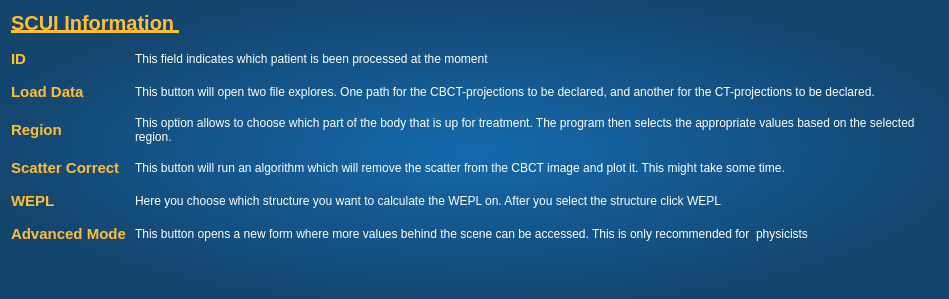
Old version of the form BachelorProjekt/informationwindow.ui in the repository ChristianThingKnudsen/BachelorProject.
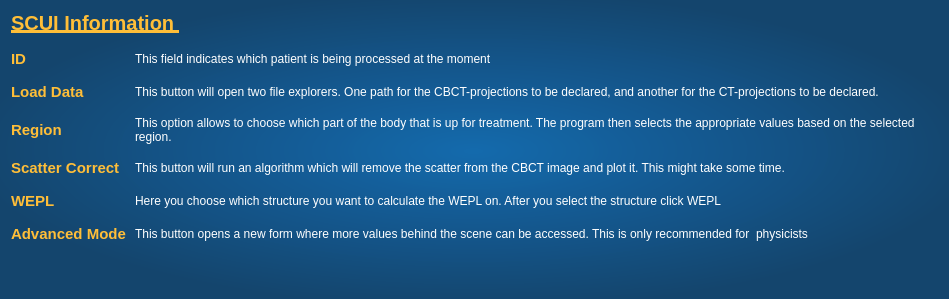
New version of the form.

Commit message: Information window changed

```diff
--- a/BachelorProjekt/informationwindow.ui
+++ b/BachelorProjekt/informationwindow.ui
@@ -101,7 +101,7 @@
 }</string>
        </property>
        <property name="text">
-        <string>This field indicates which patient is been processed at the moment</string>
+        <string>This field indicates which patient is being processed at the moment</string>
        </property>
        <property name="wordWrap">
         <bool>true</bool>
@@ -137,7 +137,7 @@
 }</string>
        </property>
        <property name="text">
-        <string>This button will open two file explores. One path for the CBCT-projections to be declared, and another for the CT-projections to be declared.</string>
+        <string>This button will open two file explorers. One path for the CBCT-projections to be declared, and another for the CT-projections to be declared.</string>
        </property>
        <property name="wordWrap">
         <bool>true</bool>
```
